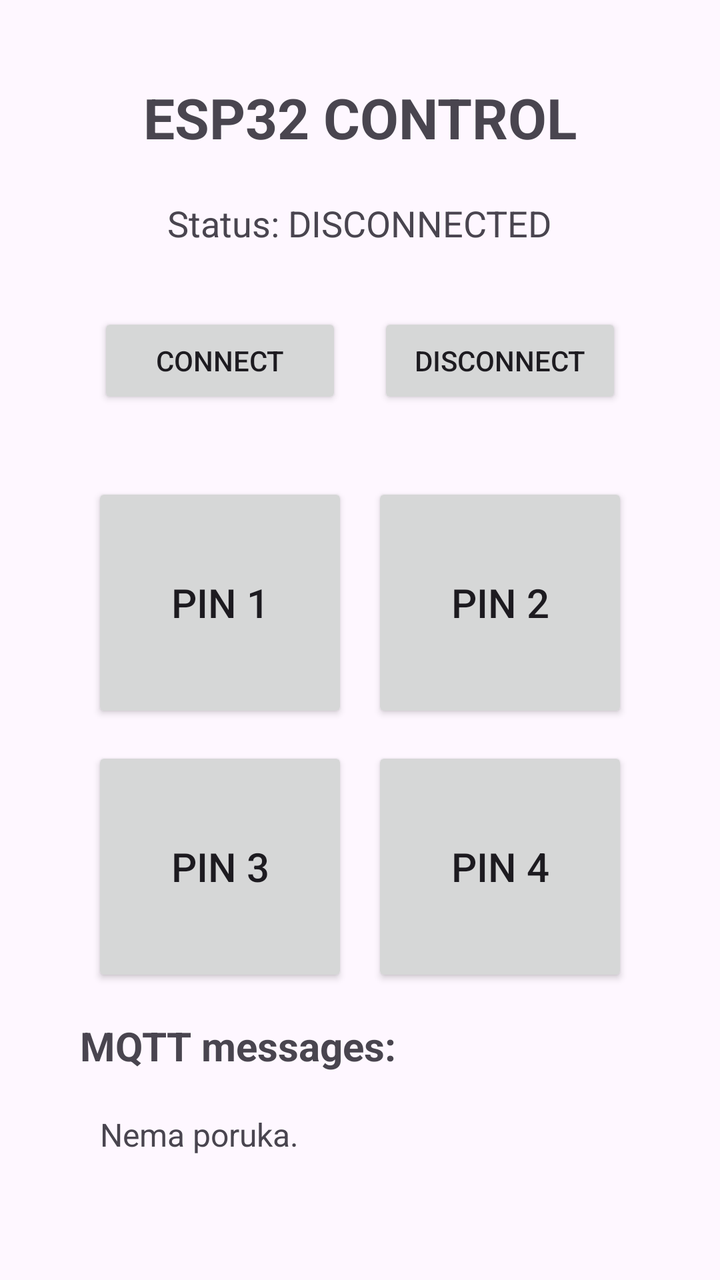
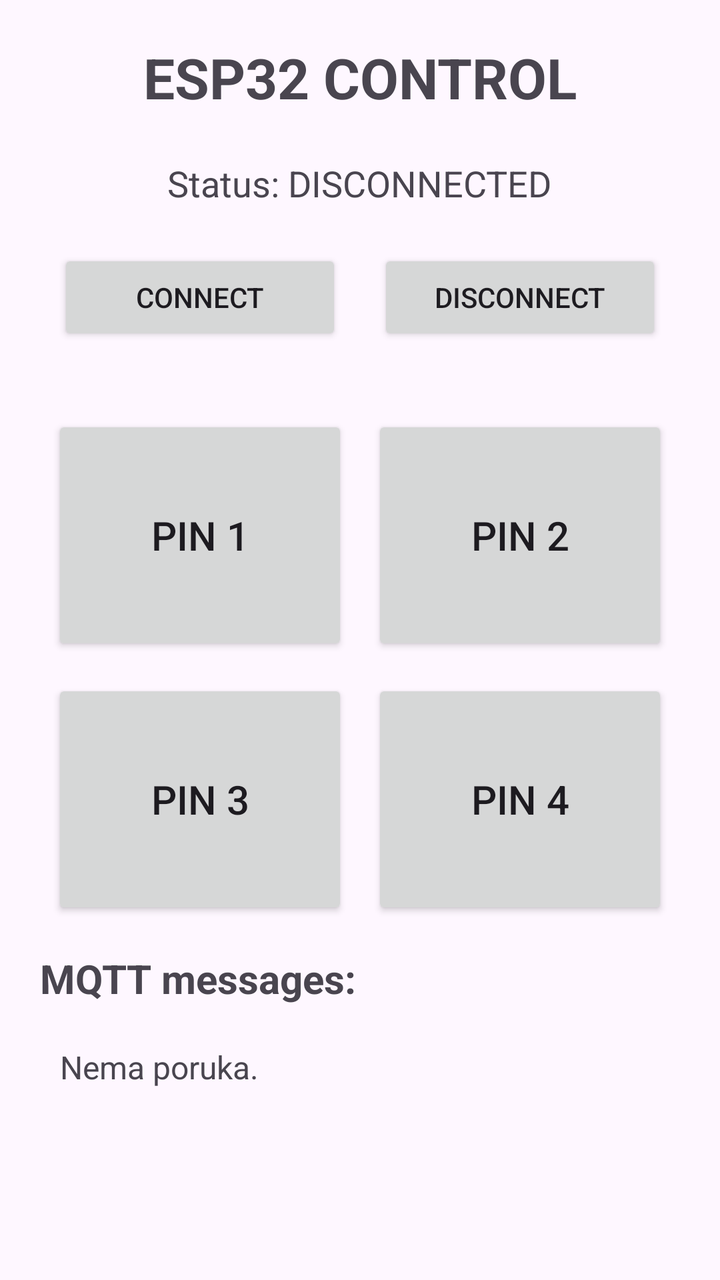

Screens rendered from an Android XML layout before and after an edit, with the pre-edit source and the edit as a unified diff.
<!-- AndroidManifest.xml: application theme Theme.BftWebAppMqtt -->
<!-- res/layout/activity_main.xml -->
<?xml version="1.0" encoding="utf-8"?>
    <LinearLayout xmlns:android="http://schemas.android.com/apk/res/android"
        android:layout_width="match_parent"
        android:layout_height="wrap_content"
        android:orientation="vertical"
        android:padding="40dp">

        <TextView
            android:layout_width="wrap_content"
            android:layout_height="wrap_content"
            android:layout_gravity="center"
            android:text="ESP32 CONTROL"
            android:textSize="28sp"
            android:textStyle="bold"
            android:layout_marginBottom="10dp" />

        <TextView
            android:id="@+id/tvConnectionStatus"
            android:layout_width="wrap_content"
            android:layout_height="wrap_content"
            android:layout_gravity="center"
            android:text="Status: DISCONNECTED"
            android:textSize="18sp"
            android:padding="12dp"
            android:layout_marginBottom="10dp" />

    <LinearLayout
        android:layout_width="match_parent"
        android:layout_height="wrap_content"
        android:layout_weight="1"
        android:orientation="horizontal"
        android:layout_marginBottom="20dp">


        <Button
            android:id="@+id/btnConnect"
            android:layout_width="90dp"
            android:layout_height="wrap_content"
            android:layout_weight="1"
            android:layout_margin="9dp"
            android:layout_gravity="center"
            android:text="CONNECT"/>


        <Button
            android:id="@+id/btnDisconnect"
            android:layout_width="90dp"
            android:layout_height="wrap_content"
            android:layout_weight="1"
            android:layout_margin="9dp"
            android:layout_gravity="center"
            android:text="DISCONNECT"/>


    </LinearLayout>



        

        <LinearLayout
            android:layout_width="match_parent"
            android:layout_height="wrap_content"
            android:orientation="vertical"
            android:paddingBottom="10dp">

            

            <LinearLayout
                android:layout_width="match_parent"
                android:layout_height="0dp"
                android:layout_weight="1"
                android:orientation="horizontal">

                <Button
                    android:id="@+id/btnPin1"
                    android:layout_width="0dp"
                    android:layout_height="120dp"
                    android:layout_weight="1"
                    android:text="PIN 1"
                    android:textSize="20sp"
                    android:layout_margin="6dp" />

                <Button
                    android:id="@+id/btnPin2"
                    android:layout_width="0dp"
                    android:layout_height="120dp"
                    android:layout_weight="1"
                    android:text="PIN 2"
                    android:textSize="20sp"
                    android:layout_margin="6dp" />

            </LinearLayout>


            

            <LinearLayout
                android:layout_width="match_parent"
                android:layout_height="wrap_content"
                android:orientation="horizontal">

                <Button
                    android:id="@+id/btnPin3"
                    android:layout_width="0dp"
                    android:layout_height="120dp"
                    android:layout_weight="1"
                    android:text="PIN 3"
                    android:textSize="20sp"
                    android:layout_margin="6dp" />

                <Button
                    android:id="@+id/btnPin4"
                    android:layout_width="0dp"
                    android:layout_height="120dp"
                    android:layout_weight="1"
                    android:text="PIN 4"
                    android:textSize="20sp"
                    android:layout_margin="6dp" />

            </LinearLayout>

        </LinearLayout>

        <TextView
            android:layout_width="wrap_content"
            android:layout_height="wrap_content"
            android:text="MQTT messages:"
            android:textSize="20sp"
            android:textStyle="bold"
            android:layout_marginBottom="10dp" />

        <ScrollView
            android:layout_width="match_parent"
            android:layout_height="50dp"
            android:layout_weight="1">

            <TextView
                android:id="@+id/tvMessages"
                android:layout_width="match_parent"
                android:layout_height="wrap_content"
                android:text="Nema poruka."
                android:textSize="16sp"
                android:padding="10dp" />


        </ScrollView>



    </LinearLayout>
<!-- resources referenced by this layout -->
<resources>
  <style name="Theme.BftWebAppMqtt" parent="Base.Theme.BftWebAppMqtt" />
  <style name="Base.Theme.BftWebAppMqtt" parent="Theme.Material3.DayNight.NoActionBar">
          
          
      </style>
</resources>

<!-- the commit's change to res/layout/activity_main.xml (unified diff, before → after) -->
@@ -1,9 +1,9 @@
 <?xml version="1.0" encoding="utf-8"?>
     <LinearLayout xmlns:android="http://schemas.android.com/apk/res/android"
         android:layout_width="match_parent"
-        android:layout_height="wrap_content"
+        android:layout_height="match_parent"
         android:orientation="vertical"
-        android:padding="40dp">
+        android:padding="20dp">
 
         <TextView
             android:layout_width="wrap_content"
@@ -12,7 +12,7 @@
             android:text="ESP32 CONTROL"
             android:textSize="28sp"
             android:textStyle="bold"
-            android:layout_marginBottom="10dp" />
+            android:layout_marginBottom="10dp"/>
 
         <TextView
             android:id="@+id/tvConnectionStatus"
@@ -21,13 +21,11 @@
             android:layout_gravity="center"
             android:text="Status: DISCONNECTED"
             android:textSize="18sp"
-            android:padding="12dp"
-            android:layout_marginBottom="10dp" />
+            android:padding="12dp" />
 
     <LinearLayout
         android:layout_width="match_parent"
         android:layout_height="wrap_content"
-        android:layout_weight="1"
         android:orientation="horizontal"
         android:layout_marginBottom="20dp">
 
